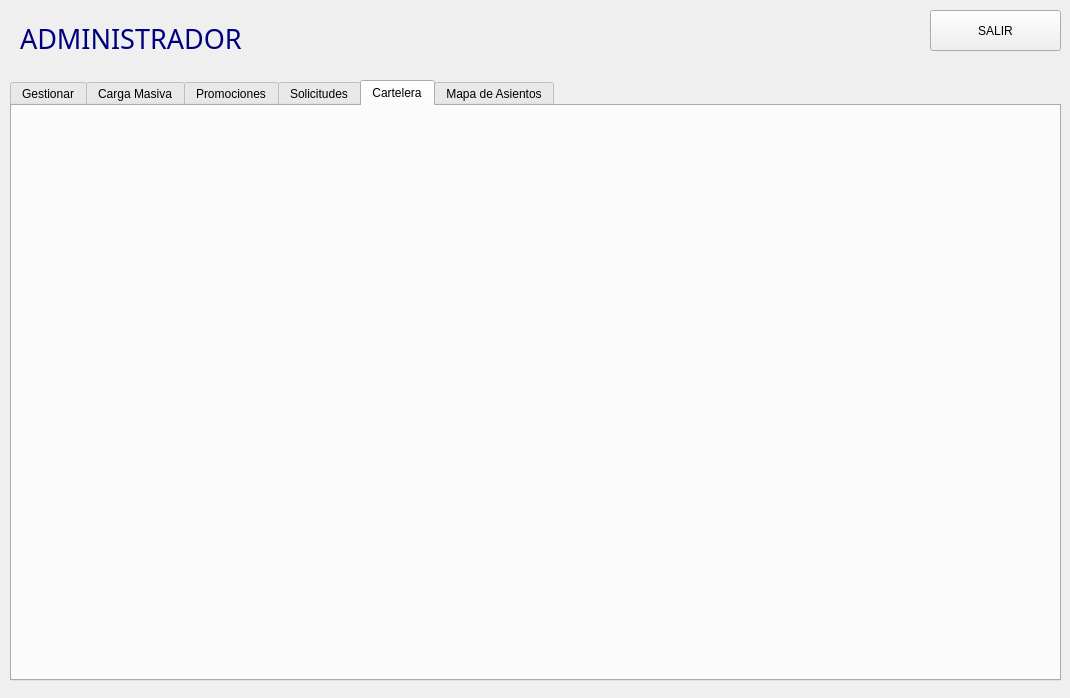
Denilsonp07/EDD_2S2026_PY_202308386, file EDD_Fase1/vistaadmin.ui: the form before one commit.
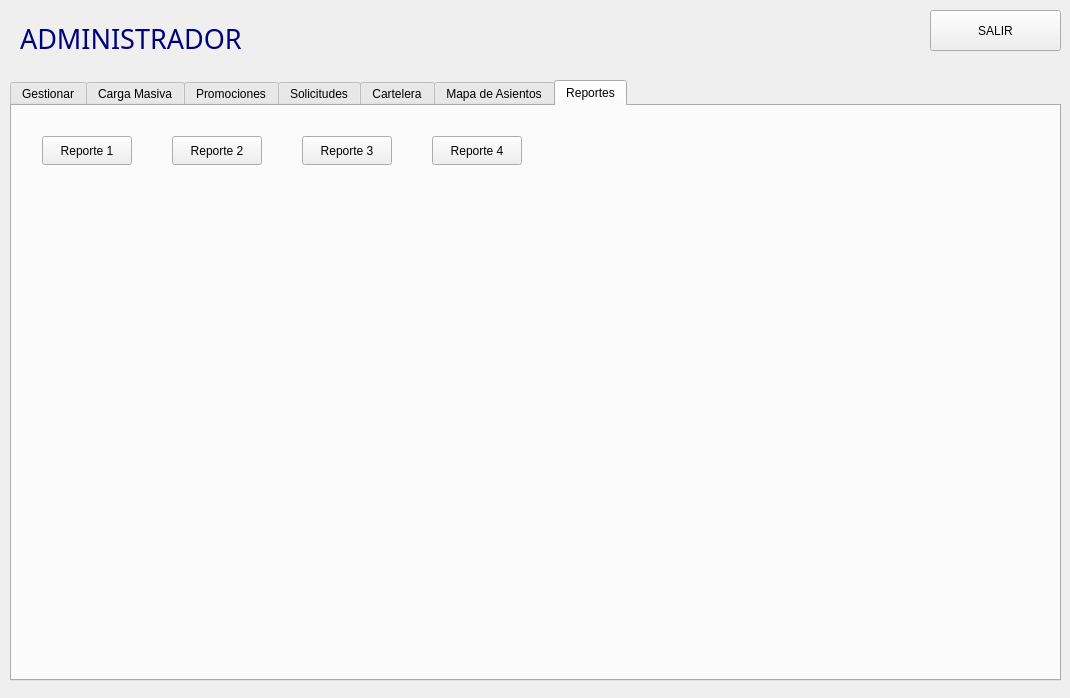
The form after the commit. The open tabs and pages were chosen to show the change.

The edit to the form file:
```diff
--- a/EDD_Fase1/vistaadmin.ui
+++ b/EDD_Fase1/vistaadmin.ui
@@ -163,6 +163,63 @@
      <string>Mapa de Asientos</string>
     </attribute>
    </widget>
+   <widget class="QWidget" name="tab_3">
+    <attribute name="title">
+     <string>Reportes</string>
+    </attribute>
+    <widget class="QPushButton" name="btnReporte1">
+     <property name="geometry">
+      <rect>
+       <x>30</x>
+       <y>30</y>
+       <width>90</width>
+       <height>29</height>
+      </rect>
+     </property>
+     <property name="text">
+      <string>Reporte 1</string>
+     </property>
+    </widget>
+    <widget class="QPushButton" name="btnReporte2">
+     <property name="geometry">
+      <rect>
+       <x>160</x>
+       <y>30</y>
+       <width>90</width>
+       <height>29</height>
+      </rect>
+     </property>
+     <property name="text">
+      <string>Reporte 2</string>
+     </property>
+    </widget>
+    <widget class="QPushButton" name="btnReporte3">
+     <property name="geometry">
+      <rect>
+       <x>290</x>
+       <y>30</y>
+       <width>90</width>
+       <height>29</height>
+      </rect>
+     </property>
+     <property name="text">
+      <string>Reporte 3</string>
+     </property>
+    </widget>
+    <widget class="QPushButton" name="btnReporte4">
+     <property name="geometry">
+      <rect>
+       <x>420</x>
+       <y>30</y>
+       <width>90</width>
+       <height>29</height>
+      </rect>
+     </property>
+     <property name="text">
+      <string>Reporte 4</string>
+     </property>
+    </widget>
+   </widget>
   </widget>
   <widget class="QLabel" name="label">
    <property name="geometry">
```
Left out of the diff: 6 changed lines with no effect on the pictures.
